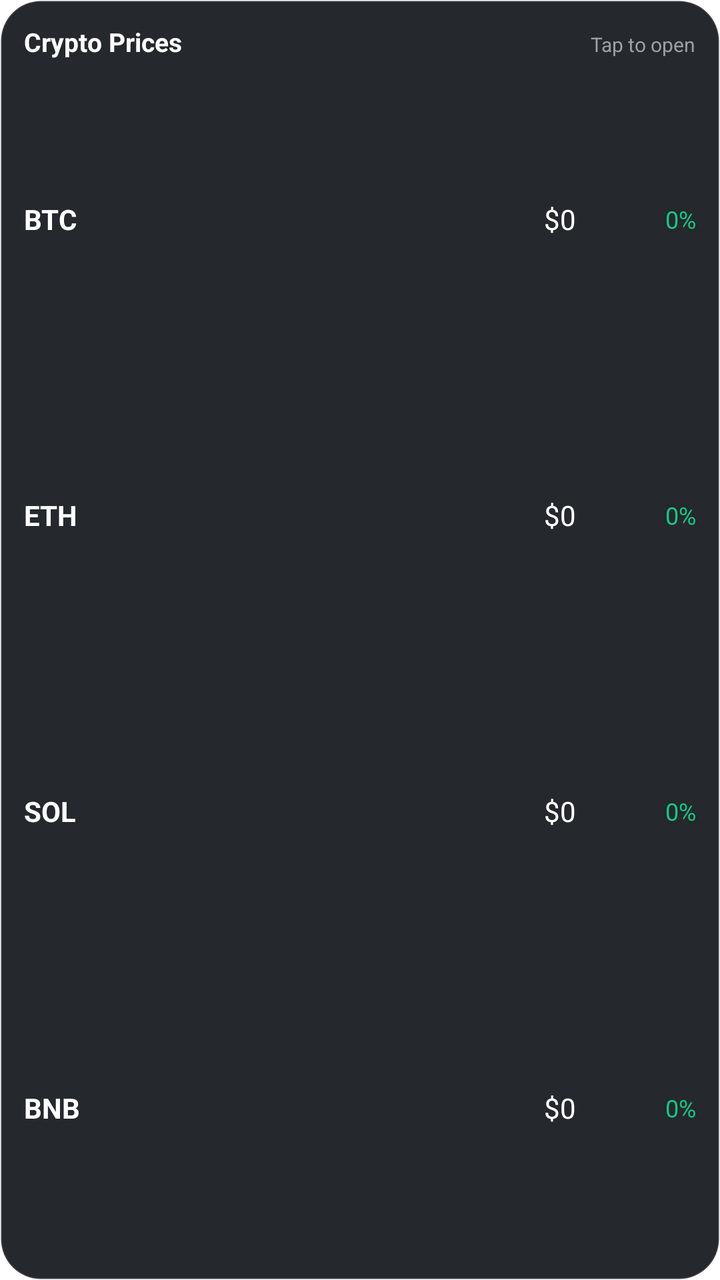
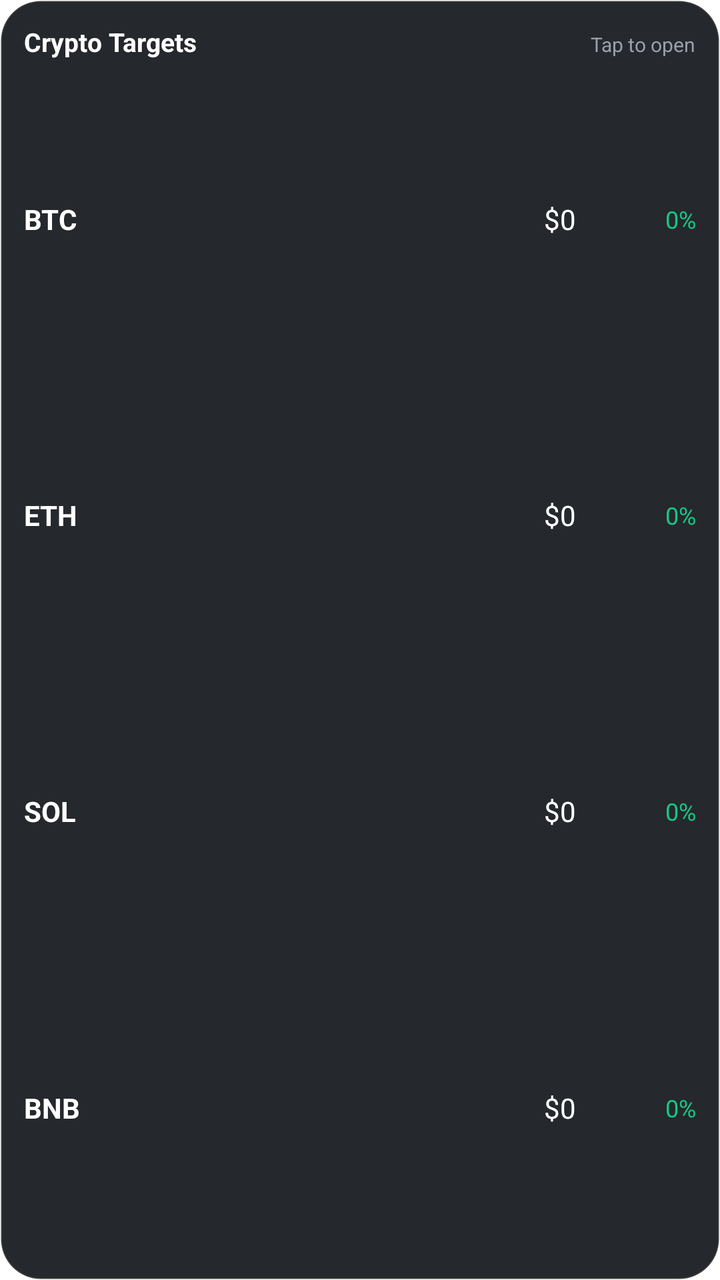

The first picture is an Android layout as it rendered before a commit; the second is the same layout after the commit. The layout source and the unified diff follow.
<!-- AndroidManifest.xml: fallback theme Theme.MaterialComponents.DayNight.NoActionBar -->
<!-- res/layout/crypto_widget.xml -->
<?xml version="1.0" encoding="utf-8"?>
<LinearLayout xmlns:android="http://schemas.android.com/apk/res/android"
    android:id="@+id/widget_root"
    android:layout_width="match_parent"
    android:layout_height="match_parent"
    android:orientation="vertical"
    android:background="@drawable/widget_background"
    android:padding="12dp">

    <LinearLayout
        android:layout_width="match_parent"
        android:layout_height="wrap_content"
        android:orientation="horizontal"
        android:paddingBottom="6dp">

        <TextView
            android:layout_width="0dp"
            android:layout_height="wrap_content"
            android:layout_weight="1"
            android:text="Crypto Prices"
            android:textColor="#FFFFFF"
            android:textStyle="bold"
            android:textSize="13sp" />

        <TextView
            android:id="@+id/updated_at"
            android:layout_width="wrap_content"
            android:layout_height="wrap_content"
            android:text="Tap to open"
            android:textColor="#9AA0A6"
            android:textSize="10sp" />
    </LinearLayout>

    
    <LinearLayout android:id="@+id/row_0"
        android:layout_width="match_parent" android:layout_height="0dp"
        android:layout_weight="1" android:orientation="horizontal"
        android:gravity="center_vertical">
        <TextView android:id="@+id/ticker_0" android:layout_width="0dp"
            android:layout_height="wrap_content" android:layout_weight="1"
            android:textColor="#FFFFFF" android:textStyle="bold" android:textSize="14sp"
            android:text="BTC" />
        <TextView android:id="@+id/price_0" android:layout_width="wrap_content"
            android:layout_height="wrap_content" android:textColor="#FFFFFF"
            android:textSize="14sp" android:paddingEnd="8dp" android:text="$0" />
        <TextView android:id="@+id/change_0" android:layout_width="52dp"
            android:layout_height="wrap_content" android:gravity="end"
            android:textColor="#16C784" android:textSize="12sp" android:text="0%" />
    </LinearLayout>

    <LinearLayout android:id="@+id/row_1"
        android:layout_width="match_parent" android:layout_height="0dp"
        android:layout_weight="1" android:orientation="horizontal"
        android:gravity="center_vertical">
        <TextView android:id="@+id/ticker_1" android:layout_width="0dp"
            android:layout_height="wrap_content" android:layout_weight="1"
            android:textColor="#FFFFFF" android:textStyle="bold" android:textSize="14sp"
            android:text="ETH" />
        <TextView android:id="@+id/price_1" android:layout_width="wrap_content"
            android:layout_height="wrap_content" android:textColor="#FFFFFF"
            android:textSize="14sp" android:paddingEnd="8dp" android:text="$0" />
        <TextView android:id="@+id/change_1" android:layout_width="52dp"
            android:layout_height="wrap_content" android:gravity="end"
            android:textColor="#16C784" android:textSize="12sp" android:text="0%" />
    </LinearLayout>

    <LinearLayout android:id="@+id/row_2"
        android:layout_width="match_parent" android:layout_height="0dp"
        android:layout_weight="1" android:orientation="horizontal"
        android:gravity="center_vertical">
        <TextView android:id="@+id/ticker_2" android:layout_width="0dp"
            android:layout_height="wrap_content" android:layout_weight="1"
            android:textColor="#FFFFFF" android:textStyle="bold" android:textSize="14sp"
            android:text="SOL" />
        <TextView android:id="@+id/price_2" android:layout_width="wrap_content"
            android:layout_height="wrap_content" android:textColor="#FFFFFF"
            android:textSize="14sp" android:paddingEnd="8dp" android:text="$0" />
        <TextView android:id="@+id/change_2" android:layout_width="52dp"
            android:layout_height="wrap_content" android:gravity="end"
            android:textColor="#16C784" android:textSize="12sp" android:text="0%" />
    </LinearLayout>

    <LinearLayout android:id="@+id/row_3"
        android:layout_width="match_parent" android:layout_height="0dp"
        android:layout_weight="1" android:orientation="horizontal"
        android:gravity="center_vertical">
        <TextView android:id="@+id/ticker_3" android:layout_width="0dp"
            android:layout_height="wrap_content" android:layout_weight="1"
            android:textColor="#FFFFFF" android:textStyle="bold" android:textSize="14sp"
            android:text="BNB" />
        <TextView android:id="@+id/price_3" android:layout_width="wrap_content"
            android:layout_height="wrap_content" android:textColor="#FFFFFF"
            android:textSize="14sp" android:paddingEnd="8dp" android:text="$0" />
        <TextView android:id="@+id/change_3" android:layout_width="52dp"
            android:layout_height="wrap_content" android:gravity="end"
            android:textColor="#16C784" android:textSize="12sp" android:text="0%" />
    </LinearLayout>

</LinearLayout>
<!-- resources referenced by this layout -->
<resources>
  <!-- drawable widget_background (drawable) -->
  <?xml version="1.0" encoding="utf-8"?>
  <shape xmlns:android="http://schemas.android.com/apk/res/android"
      android:shape="rectangle">
      <corners android:radius="20dp" />
      <solid android:color="#E60E1116" />
      <stroke android:width="1dp" android:color="#22FFFFFF" />
  </shape>
</resources>

<!-- the commit's change to res/layout/crypto_widget.xml (unified diff, before → after) -->
@@ -17,7 +17,7 @@
             android:layout_width="0dp"
             android:layout_height="wrap_content"
             android:layout_weight="1"
-            android:text="Crypto Prices"
+            android:text="Crypto Targets"
             android:textColor="#FFFFFF"
             android:textStyle="bold"
             android:textSize="13sp" />
